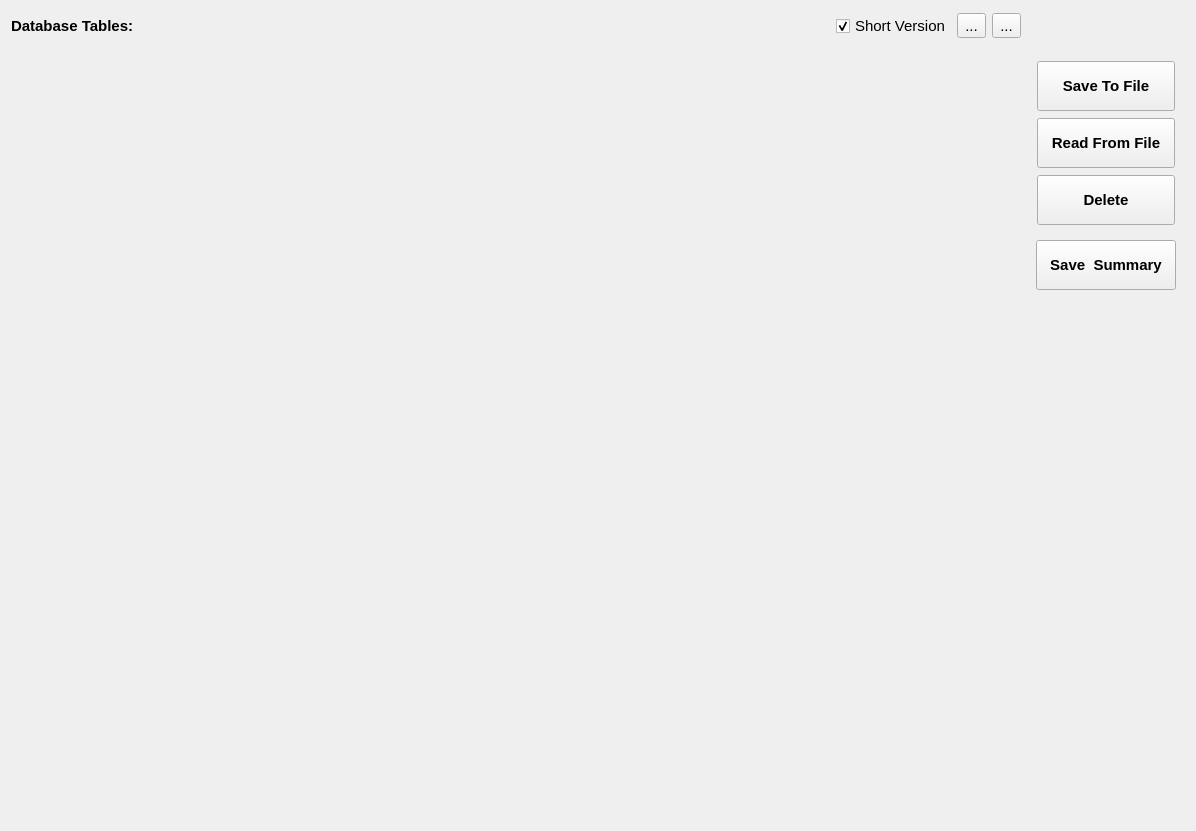
Old version of the form helmholtz/gui/ui/databasewidget.ui in the repository lnls-ima/helmholtz-coil-control.
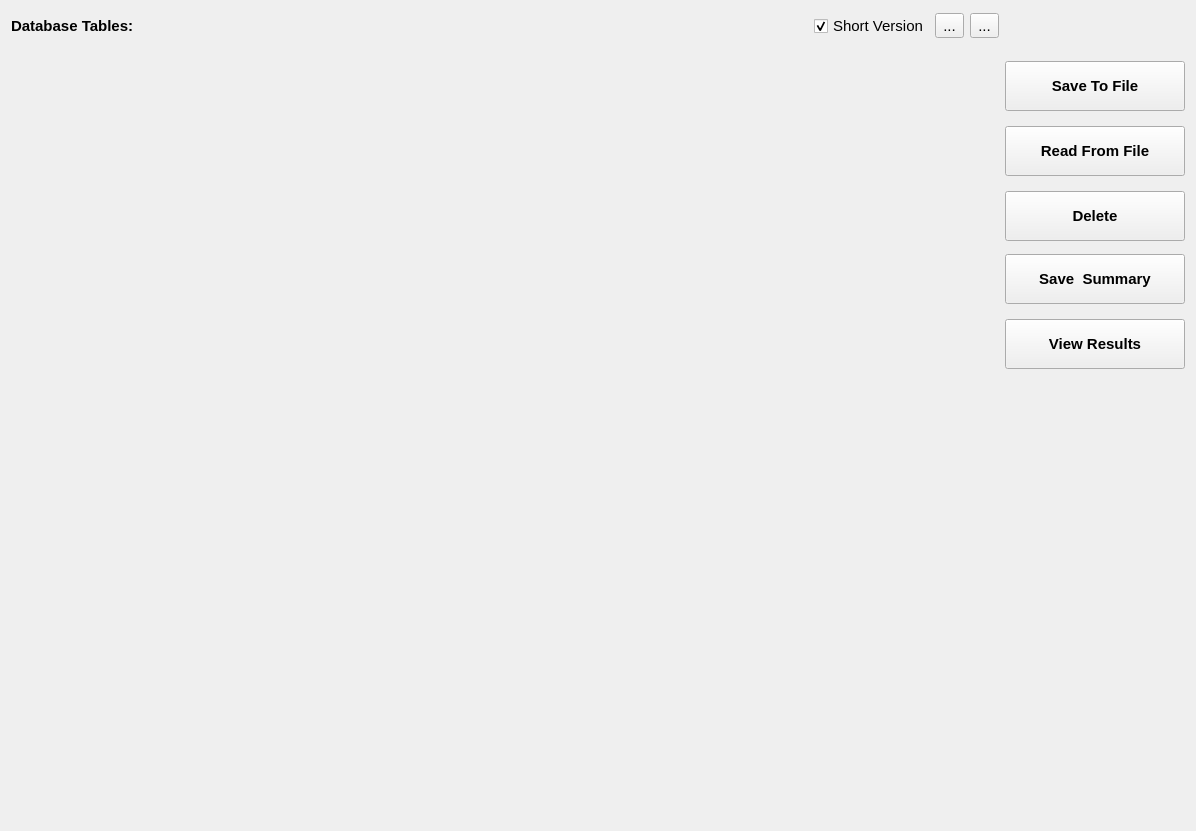
New version of the form. The open tabs and pages were chosen to show the change. Icons and pictures are not drawn.

Commit message: Adding view results option

The edit to the form file:
```diff
--- a/helmholtz/gui/ui/databasewidget.ui
+++ b/helmholtz/gui/ui/databasewidget.ui
@@ -129,18 +129,9 @@
      <item>
       <layout class="QVBoxLayout" name="verticalLayout">
        <property name="spacing">
-        <number>7</number>
+        <number>15</number>
        </property>
-       <property name="leftMargin">
-        <number>10</number>
-       </property>
-       <property name="topMargin">
-        <number>0</number>
-       </property>
-       <property name="rightMargin">
-        <number>10</number>
-       </property>
-       <property name="bottomMargin">
+       <property name="margin">
         <number>0</number>
        </property>
        <item>
@@ -246,7 +237,22 @@
        <widget class="QWidget" name="pg_empty"/>
        <widget class="QWidget" name="pg_helmholtz_measurement">
         <layout class="QGridLayout" name="gridLayout">
-         <item row="1" column="0">
+         <property name="leftMargin">
+          <number>0</number>
+         </property>
+         <property name="topMargin">
+          <number>7</number>
+         </property>
+         <property name="rightMargin">
+          <number>0</number>
+         </property>
+         <property name="bottomMargin">
+          <number>7</number>
+         </property>
+         <property name="spacing">
+          <number>15</number>
+         </property>
+         <item row="2" column="0">
           <spacer name="verticalSpacer">
            <property name="orientation">
             <enum>Qt::Vertical</enum>
@@ -269,7 +275,7 @@
            </property>
            <property name="minimumSize">
             <size>
-             <width>140</width>
+             <width>180</width>
              <height>50</height>
             </size>
            </property>
@@ -294,6 +300,35 @@
            </property>
           </widget>
          </item>
+         <item row="1" column="0">
+          <widget class="QPushButton" name="pbt_view_results">
+           <property name="minimumSize">
+            <size>
+             <width>0</width>
+             <height>50</height>
+            </size>
+           </property>
+           <property name="font">
+            <font>
+             <weight>75</weight>
+             <bold>true</bold>
+            </font>
+           </property>
+           <property name="text">
+            <string>View Results</string>
+           </property>
+           <property name="icon">
+            <iconset>
+             <normaloff>../../resources/img/cycle.svg</normaloff>../../resources/img/cycle.svg</iconset>
+           </property>
+           <property name="iconSize">
+            <size>
+             <width>24</width>
+             <height>24</height>
+            </size>
+           </property>
+          </widget>
+         </item>
         </layout>
        </widget>
       </widget>
```
Left out of the diff: 2 changed lines with no effect on the pictures. The commit also changes 7 other files.
